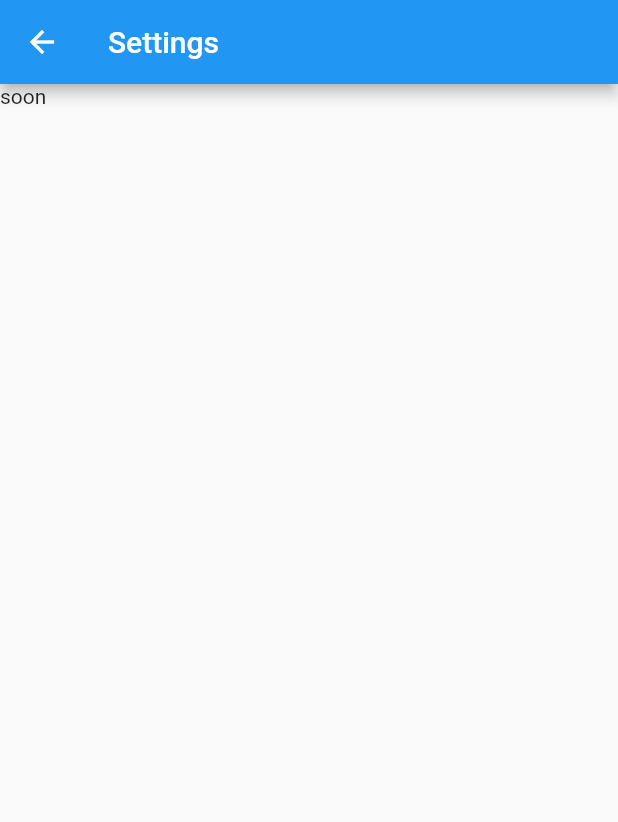
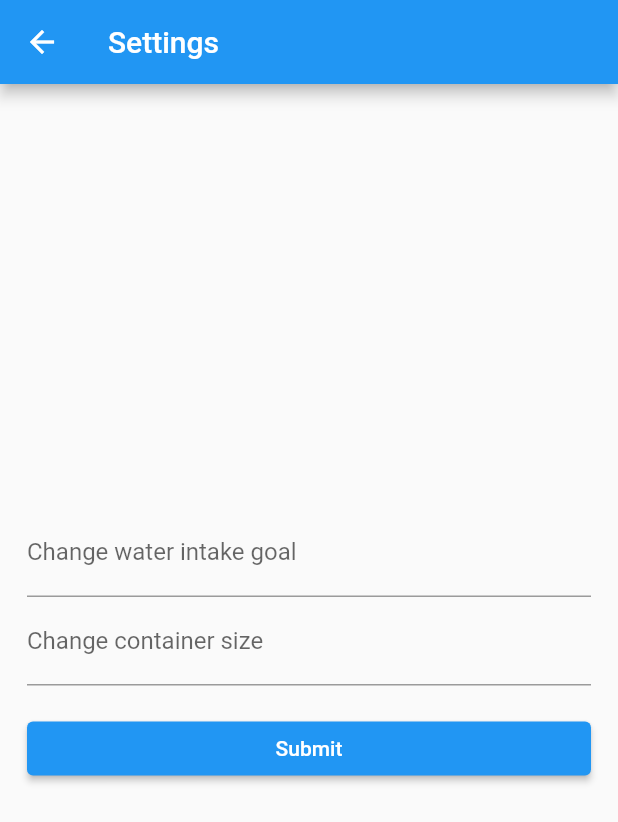
Before and after one commit to lacgondi/WaterTracker-app, a Flutter app: the Settings screen opened by its route, on a phone screen of 412 x 824 dp. Shown: the top 822 px of the screen. Run offline on Flutter 3.47's test engine with Material 2 defaults, Android fonts, the phone set to English and light mode, and no system bars; our stand-ins replace shared_preferences; accounts and stored records are empty.

Commit message:
Add form and button to settings.dart

```diff
--- a/lib/settings.dart
+++ b/lib/settings.dart
@@ -1,5 +1,9 @@
 import 'package:flutter/material.dart';
 import 'dart:core';
+
+import 'package:water_tracker/tracking.dart';
+
+
 
 class Settings extends StatefulWidget {
   const Settings({super.key});
@@ -9,11 +13,47 @@ class Settings extends StatefulWidget {
   State<Settings> createState() => SettingsSetState();
 }
 
-Widget _buildBody() {
-  return Text('soon');
-}
 
 class SettingsSetState extends State<Settings> {
+  TextEditingController goalSettingC = TextEditingController();
+  TextEditingController containerSettingC = TextEditingController();
+
+Widget _buildBody() {
+    return Column(
+      mainAxisAlignment: MainAxisAlignment.center,
+      crossAxisAlignment: CrossAxisAlignment.stretch,
+      children: <Widget>[
+        Padding(
+            padding: EdgeInsets.only(left: 18.0, right: 18.0),
+            child: TextField(
+              controller: goalSettingC,
+              enableInteractiveSelection: false,
+              decoration:
+                  InputDecoration(labelText: "Change water intake goal"),
+              keyboardType: TextInputType.number,
+              textInputAction: TextInputAction.next,
+            )),
+        Padding(
+            padding: EdgeInsets.only(left: 18.0, right: 18.0),
+            child: TextField(
+              controller: containerSettingC,
+              enableInteractiveSelection: false,
+              decoration: InputDecoration(labelText: "Change container size"),
+              keyboardType: TextInputType.number,
+              textInputAction: TextInputAction.next,
+            )),
+        Padding(
+          padding: EdgeInsets.all(18.0),
+          child: ElevatedButton(
+            onPressed: () {
+              Navigator.pushReplacementNamed(context, Tracking.id);
+            },
+            child: const Text('Submit'),
+          ),
+        ),
+      ],
+    );
+}
   Widget build(BuildContext context) {
     return Scaffold(
       appBar: AppBar(title: Text("Settings")),
```
